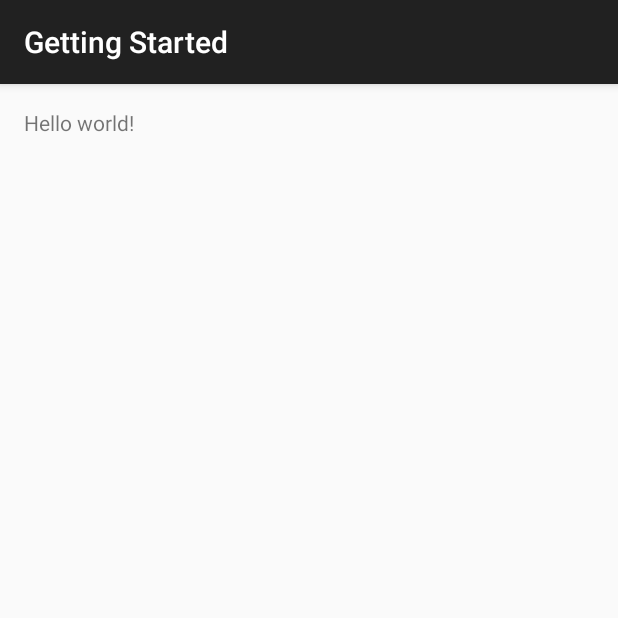
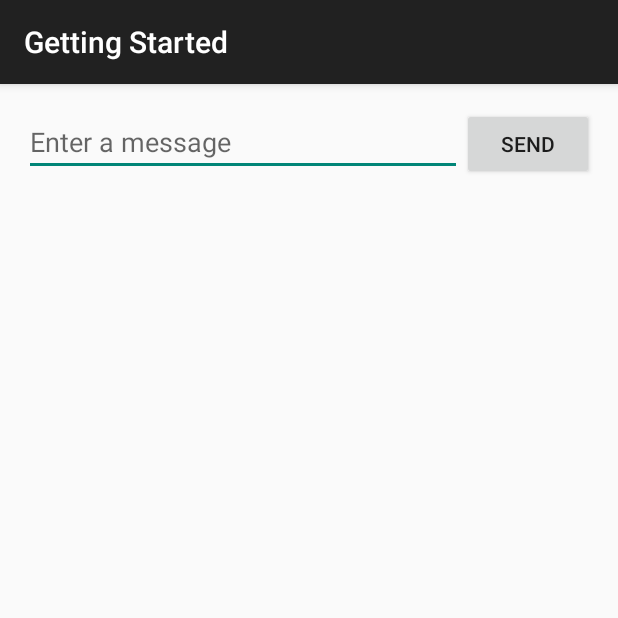
Before and after one commit to training-android/getting-started, an Android app: the screen it shows after launch (MainActivity), on a phone screen of 412 x 824 dp, the top half of it. Run offline under Robolectric (Android 15) with nearby library versions, the phone set to English and light mode, and no system bars.

Commit message:
Build a Simple User Interface
This creates a Linear Layout with a text field and a button, with its string resources, the input box fills the screen width.

```diff
--- a/app/src/main/res/layout/activity_main.xml
+++ b/app/src/main/res/layout/activity_main.xml
@@ -1,14 +1,22 @@
-<RelativeLayout xmlns:android="http://schemas.android.com/apk/res/android"
+<LinearLayout xmlns:android="http://schemas.android.com/apk/res/android"
     android:layout_width="match_parent"
     android:layout_height="match_parent"
+    android:orientation="horizontal"
     android:paddingLeft="@dimen/activity_horizontal_margin"
     android:paddingRight="@dimen/activity_horizontal_margin"
     android:paddingTop="@dimen/activity_vertical_margin"
     android:paddingBottom="@dimen/activity_vertical_margin">
 
-    <TextView
-        android:text="@string/hello_world"
+    <EditText
+        android:id="@+id/edit_message"
+        android:layout_weight="1"
+        android:layout_width="0dip"
+        android:layout_height="wrap_content"
+        android:hint="@string/edit_message" />
+
+    <Button
         android:layout_width="wrap_content"
-        android:layout_height="wrap_content" />
+        android:layout_height="wrap_content"
+        android:text="@string/button_send" />
 
-</RelativeLayout>
+</LinearLayout>
--- a/app/src/main/res/values/strings.xml
+++ b/app/src/main/res/values/strings.xml
@@ -2,6 +2,7 @@
 <resources>
 
     <string name="app_name">Getting Started</string>
-    <string name="hello_world">Hello world!</string>
+    <string name="edit_message">Enter a message</string>
+    <string name="button_send">Send</string>
 
 </resources>
```
